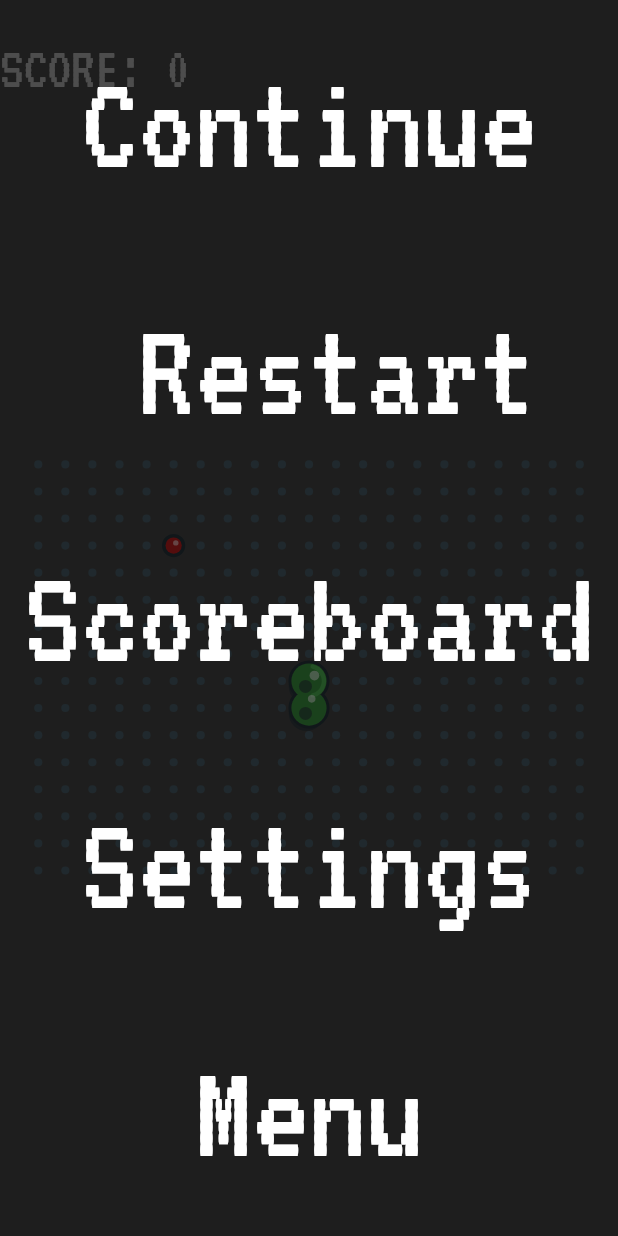
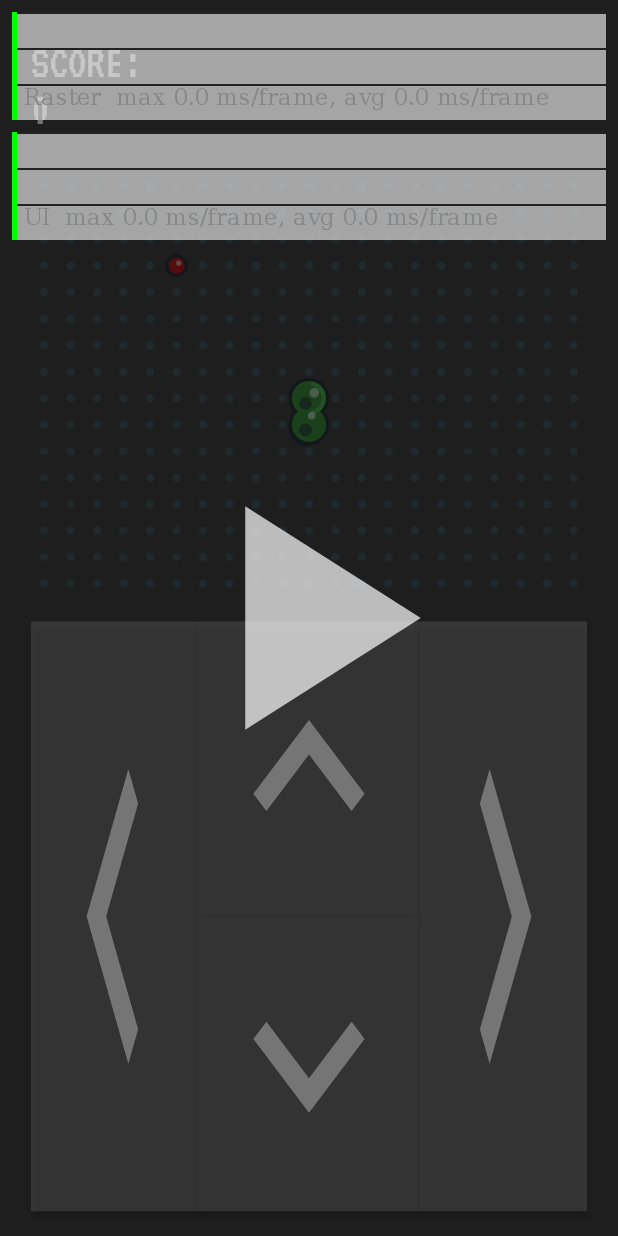
Before and after one commit to misterfourtytwo/snake101010, a Flutter app: the GameView screen opened by its route, on a phone screen of 412 x 824 dp. Run offline on Flutter 3.47's test engine with Material 2 defaults, Android fonts, the phone set to English and light mode, and no system bars; our stand-ins replace get_it; missing offline and left inert: simple_gesture_detector; statements that could not run were skipped.

Commit message:
control buttons, move overlay

```diff
--- a/lib/main.dart
+++ b/lib/main.dart
@@ -1,9 +1,9 @@
 import 'package:flutter/material.dart';
 import 'package:get_it/get_it.dart';
 
-import 'package:snake101010/models/scoreboard.dart';
 import 'package:snake101010/providers/config.dart';
 import 'package:snake101010/providers/game_state.dart';
+import 'package:snake101010/providers/scoreboard.dart';
 import 'package:snake101010/view/game/view.dart';
 import 'package:snake101010/view/menu.dart';
 import 'package:snake101010/view/scoreboard.dart';
@@ -15,8 +15,8 @@ void main() {
   runApp(Main());
 }
 
+final _sl = GetIt.instance;
 _initServices() {
-  final _sl = GetIt.instance;
   _sl.registerSingleton<Config>(Config());
   _sl.registerSingleton<GameState>(GameState());
   _sl.registerSingleton<ScoreBoard>(ScoreBoard());
@@ -28,10 +28,12 @@ class Main extends StatelessWidget {
   @override
   Widget build(BuildContext context) {
     return MaterialApp(
-      // showPerformanceOverlay: true,
+      showPerformanceOverlay: true,
       title: "Snake",
       theme: ThemeData(
         fontFamily: 'VT323',
+        // iconTheme: IconThemeData(color: Colors.white, size: 64),
+
         textTheme: TextTheme(
             headline1: TextStyle(color: Colors.white),
             headline2: TextStyle(color: Colors.white)),
@@ -39,7 +41,12 @@ class Main extends StatelessWidget {
       initialRoute: '/menu',
       routes: {
         '/menu': (context) => MenuView(),
-        '/game': (context) => GameView(),
+        '/game': (context) {
+          if (ModalRoute.of(context).settings.arguments != null &&
+              ModalRoute.of(context).settings.arguments as bool)
+            _sl<GameState>().reset();
+          return GameView();
+        },
         '/scoreboard': (context) => ScoreboardView(),
         '/settings': (context) => SettingsView(),
       },
--- a/lib/providers/config.dart
+++ b/lib/providers/config.dart
@@ -4,7 +4,7 @@ import 'package:flutter/material.dart';
 
 class Config {
   // ticks<>frames per second
-  static const fps = 60;
+  static const fps = 30;
 
   // bounty frequency e.g. every 8th bounty is mega
   static const bountyFrequency = 8;
@@ -22,10 +22,10 @@ class Config {
   final int speed;
 
   Config({
-    this.speed = 12,
+    this.speed = 30,
     this.fieldHeight = 16,
     this.fieldWidth = 21,
-    this.drawControls = false,
+    this.drawControls = true,
   });
 
   // game view settings
@@ -34,6 +34,7 @@ class Config {
   bool shouldRepaint = false;
 
   double _barHeight;
+  double _controlsHeight;
   double _cellSide;
   double _hPad;
   double _vPad;
@@ -42,19 +43,22 @@ class Config {
   Size get size => _size;
   set size(Size newValue) {
     shouldRepaint = true;
-    _barHeight = _cellSide = _hPad = _vPad = _padding = null;
+    _barHeight = _cellSide = _hPad = _vPad = _padding = _controlsHeight = null;
     _size = newValue;
   }
 
-  double get barHeight => _barHeight ?? (_barHeight = size.height * 0.08);
+  // size.height = barHeight + _controlsHeight + gameHeight
+  double get barHeight => _barHeight ?? (_barHeight = size.height * 0.1);
+  double get controlsHeight =>
+      _controlsHeight ?? (_controlsHeight = size.height * 0.1);
+  double get spareHeight => size.height - barHeight - controlsHeight;
   double get cellSide =>
       _cellSide ??
-      (_cellSide = min(size.width * .92 / this.fieldWidth,
-          (size.height - _barHeight) * .92 / this.fieldHeight));
+      (_cellSide = min(size.width * .9 / this.fieldWidth,
+          spareHeight * .9 / this.fieldHeight));
+  double get gameHeight => cellSide * this.fieldHeight;
   double get leftPadding =>
       _hPad ?? (_hPad = (size.width - cellSide * this.fieldWidth) * .5);
-  double get topPadding =>
-      _vPad ??
-      (_vPad = (size.height - cellSide * this.fieldHeight + _barHeight) * .5);
+  double get topPadding => _vPad ?? (_vPad = spareHeight * .05 + barHeight);
   Offset get padding => _padding ?? Offset(leftPadding, topPadding);
 }
--- a/lib/providers/game_state.dart
+++ b/lib/providers/game_state.dart
@@ -5,9 +5,9 @@ import 'package:get_it/get_it.dart';
 
 import 'package:snake101010/models/bounty.dart';
 import 'package:snake101010/models/my_point.dart';
-import 'package:snake101010/models/scoreboard.dart';
 import 'package:snake101010/models/snake.dart';
 import 'package:snake101010/providers/config.dart';
+import 'package:snake101010/providers/scoreboard.dart';
 
 enum ControlActions {
   MoveUp,
@@ -34,6 +34,7 @@ class GameState {
   Snake snake;
   Bounty bounty;
   ValueNotifier<int> score;
+  bool awaitingStart;
   bool paused;
   ControlActions lastAction;
   DateTime _lastPauseToggle;
@@ -51,6 +52,7 @@ class GameState {
     snake = Snake();
     bounty = Bounty(emptySpot());
     score.value = 0;
+    awaitingStart = true;
     paused = true;
     lastAction = null;
     _tickLock = false;
@@ -85,6 +87,7 @@ class GameState {
 
   void setAction(ControlActions action) {
     print('Set action $action');
+
     switch (action) {
       case (ControlActions.LeaveField):
         //TODO add some handlers???
@@ -99,17 +102,24 @@ class GameState {
 
       case (ControlActions.TogglePause):
         if (DateTime.now().difference(_lastPauseToggle).inMilliseconds > 500) {
-          print('togglePause');
+          // print('togglePause');
           lastAction = ControlActions.TogglePause;
           _lastPauseToggle = DateTime.now();
         }
         break;
       default:
-        if (!(paused ||
-            snake.dead ||
-            Direction.values[(action.index + 2) % 4] == snake.direction))
+        // !paused && !snake.dead && direction isnt opposite of current
+        // awaitingStart && !snake.dead && direction isnt opposite of current
+        if ((awaitingStart || !paused) &&
+            !(snake.dead ||
+                Direction.values[(action.index + 2) % 4] == snake.direction))
           lastAction = action;
     }
+  }
+
+  start() {
+    awaitingStart = false;
+    paused = false;
   }
 
   bool _tickLock;
@@ -136,25 +146,38 @@ class GameState {
 
     if (paused) {
       if (lastAction == null) {
+        _tickLock = false;
+        return;
       } else if (lastAction == ControlActions.TogglePause) {
-        paused = false;
+        // paused = false;
+        start();
         lastAction = null;
         move();
       } else if (lastAction == ControlActions.LeaveField) {
+        awaitingStart = true;
         paused = true;
+      }
+      // last action aint one of those and we gotta tick so it should be arrow
+      else if (awaitingStart) {
+        start();
+        snake.direction = Direction.values[lastAction.index];
+        move();
       }
       lastAction = null;
       _tickLock = false;
       return;
     } else {
       // print('not paused');
-      print('last action: $lastAction');
+      // print('last action: $lastAction');
       if (lastAction != null) {
         if (lastAction.index < 4)
           snake.direction = Direction.values[lastAction.index];
         else if (lastAction == ControlActions.TogglePause)
           paused = true;
-        else if (lastAction == ControlActions.LeaveField) paused = true;
+        else if (lastAction == ControlActions.LeaveField) {
+          awaitingStart = true;
+          paused = true;
+        }
 
         lastAction = null;
       }
--- a/lib/view/game/bar.dart
+++ b/lib/view/game/bar.dart
@@ -9,38 +9,58 @@ class GameBar extends StatelessWidget {
 
   @override
   Widget build(BuildContext context) {
-    final barHeight = GetIt.I<Config>().barHeight;
+    final config = GetIt.I<Config>();
+    final barHeight = config.barHeight;
+    final toppad = config.spareHeight * .025;
     final state = GetIt.I<GameState>();
 
     return Positioned(
-      top: 0,
+      top: toppad,
       left: 0,
       right: 0,
       height: barHeight,
       child: Row(
-        mainAxisAlignment: MainAxisAlignment.spaceBetween,
-        crossAxisAlignment: CrossAxisAlignment.end,
+        // mainAxisAlignment: MainAxisAlignment.spaceBetween,
+        crossAxisAlignment: CrossAxisAlignment.center,
         children: [
-          ValueListenableBuilder<int>(
+          SizedBox(width: config.leftPadding),
+          Expanded(
+            flex: 3,
+            child: FittedBox(
+              alignment: Alignment.centerLeft,
+              // fit: BoxFit.fitHeight,
+              child: ValueListenableBuilder<int>(
                 valueListenable: state.score,
                 builder: (context, score, _) => Text(
-              'SCORE: ${score}',
-              style: TextStyle(
-                color: Colors.white54,
-                fontSize: barHeight * .6,
+                  'SCORE:\n${score}',
+                  maxLines: 2,
+                  // softWrap: true,
+                  style: Theme.of(context).textTheme.headline1,
                 ),
               ),
             ),
+          ),
+          Spacer(
+            flex: state.paused ? 12 : 6,
+          ),
           if (!state.paused)
-            IconButton(
-              iconSize: barHeight * .6,
+            Expanded(
+              flex: 6,
+              child: FittedBox(
+                alignment: Alignment.centerRight,
+                child: IconButton(
+                  padding: EdgeInsets.zero,
+                  iconSize: 512,
                   splashColor: Colors.transparent,
                   icon: Icon(
                     Icons.pause,
-                color: Colors.white54,
+                    color: Colors.white,
                   ),
                   onPressed: () => state.setAction(ControlActions.TogglePause),
-            )
+                ),
+              ),
+            ),
+          SizedBox(width: config.leftPadding),
           // ;
           // }),
         ],
--- /dev/null
+++ b/lib/view/game/controls.dart
@@ -0,0 +1,123 @@
+import 'package:flutter/material.dart';
+import 'package:get_it/get_it.dart';
+import 'package:snake101010/providers/config.dart';
+import 'package:snake101010/providers/game_state.dart';
+
+class GameControls extends StatelessWidget {
+  const GameControls({Key key}) : super(key: key);
+
+  @override
+  Widget build(BuildContext context) {
+    final config = GetIt.I<Config>();
+    final botpad =
+        config.gameHeight + config.topPadding + config.spareHeight * .025;
+    final state = GetIt.I<GameState>();
+    return Positioned(
+      top: botpad,
+      left: config.leftPadding,
+      right: config.leftPadding,
+      bottom: config.spareHeight * .025,
+      child: Row(
+        mainAxisSize: MainAxisSize.max,
+        crossAxisAlignment: CrossAxisAlignment.stretch,
+        children: [
+          Expanded(
+            flex: 3,
+            child: FittedBox(
+              alignment: Alignment.bottomRight,
+              fit: BoxFit.fill,
+              child: RaisedButton(
+                // elevation: 64,
+                // materialTapTargetSize: MaterialTapTargetSize.padded,
+                padding: EdgeInsets.zero,
+                color: Colors.white30,
+                child: Icon(
+                  Icons.keyboard_arrow_left,
+                  color: Colors.white,
+                  size: 512,
+                ),
+                onPressed: () {
+                  state.setAction(ControlActions.MoveLeft);
+                },
+              ),
+            ),
+          ),
+          Expanded(
+            flex: 4,
+            // flex: 9,
+            child: Container(
+              // color: Colors.green,
+              child: Column(
+                mainAxisSize: MainAxisSize.max,
+                crossAxisAlignment: CrossAxisAlignment.stretch,
+                children: [
+                  Expanded(
+                    child: FittedBox(
+                      alignment: Alignment.bottomRight,
+                      fit: BoxFit.fill,
+                      child: RaisedButton(
+                        // elevation: 64,
+                        // materialTapTargetSize: MaterialTapTargetSize.padded,
+                        padding: EdgeInsets.zero,
+                        color: Colors.white30,
+                        child: Icon(
+                          Icons.keyboard_arrow_up,
+                          color: Colors.white,
+                          size: 512,
+                        ),
+                        onPressed: () {
+                          state.setAction(ControlActions.MoveUp);
+                        },
+                      ),
+                    ),
+                  ),
+                  Expanded(
+                    child: FittedBox(
+                      alignment: Alignment.bottomRight,
+                      fit: BoxFit.fill,
+                      child: RaisedButton(
+                        // elevation: 64,
+                        // materialTapTargetSize: MaterialTapTargetSize.padded,
+                        padding: EdgeInsets.zero,
+                        color: Colors.white30,
+                        child: Icon(
+                          Icons.keyboard_arrow_down,
+                          color: Colors.white,
+                          size: 512,
+                        ),
+                        onPressed: () {
+                          state.setAction(ControlActions.MoveDown);
+                        },
+                      ),
+                    ),
+                  ),
+                ],
+              ),
+            ),
+          ),
+          Expanded(
+            flex: 3,
+            child: FittedBox(
+              alignment: Alignment.bottomRight,
+              fit: BoxFit.fill,
+              child: RaisedButton(
+                // elevation: 64,
+                // materialTapTargetSize: MaterialTapTargetSize.padded,
+                padding: EdgeInsets.zero,
+                color: Colors.white30,
+                child: Icon(
+                  Icons.keyboard_arrow_right,
+                  color: Colors.white,
+                  size: 512,
+                ),
+                onPressed: () {
+                  state.setAction(ControlActions.MoveRight);
+                },
+              ),
+            ),
+          ),
+        ],
+      ),
+    );
+  }
+}
--- a/lib/view/game/go_overlay.dart
+++ b/lib/view/game/go_overlay.dart
@@ -14,7 +14,7 @@ class GoOverlay extends StatelessWidget {
     final recognizeNo = TapGestureRecognizer();
     recognizeNo.onTapUp = (_) {
       GetIt.I<GameState>().setAction(ControlActions.EndGame);
-      Navigator.of(context).pop();
+      Navigator.of(context).pushReplacementNamed('/menu');
     };
 
     return Container(
--- a/lib/view/game/pause_overlay.dart
+++ b/lib/view/game/pause_overlay.dart
@@ -68,7 +68,7 @@ class PauseOverlay extends StatelessWidget {
                 ),
                 onPressed: () {
                   GetIt.I<GameState>().setAction(ControlActions.LeaveField);
-                  Navigator.of(context).pop();
+                  Navigator.of(context).pushReplacementNamed('/menu');
                 }),
           ),
         ],
--- /dev/null
+++ b/lib/view/game/start_overlay.dart
@@ -0,0 +1,26 @@
+import 'package:flutter/material.dart';
+import 'package:get_it/get_it.dart';
+import 'package:snake101010/providers/game_state.dart';
+
+class StartOverlay extends StatelessWidget {
+  const StartOverlay({Key key}) : super(key: key);
+
+  @override
+  Widget build(BuildContext context) {
+    return GestureDetector(
+      onTap: GetIt.I<GameState>().start,
+      child: Container(
+        color: Colors.black54,
+        alignment: Alignment.center,
+        padding: EdgeInsets.all(16),
+        child: FittedBox(
+          child: Icon(
+            Icons.play_arrow,
+            size: 256,
+            color: Colors.white70,
+          ),
+        ),
+      ),
+    );
+  }
+}
--- a/lib/view/game/view.dart
+++ b/lib/view/game/view.dart
@@ -5,9 +5,11 @@ import 'package:snake101010/providers/config.dart';
 import 'package:snake101010/providers/game_state.dart';
 import 'package:snake101010/utils/controls_widget.dart';
 import 'package:snake101010/view/game/bar.dart';
+import 'package:snake101010/view/game/controls.dart';
 import 'package:snake101010/view/game/field.dart';
 import 'package:snake101010/view/game/go_overlay.dart';
 import 'package:snake101010/view/game/pause_overlay.dart';
+import 'package:snake101010/view/game/start_overlay.dart';
 
 class GameView extends StatelessWidget {
   const GameView({Key key}) : super(key: key);
@@ -28,9 +30,11 @@ class GameView extends StatelessWidget {
             child: Stack(children: [
               GameField(),
               GameBar(),
-              // if (config.drawControls) GameControls(),
+              if (config.drawControls) GameControls(),
               if (state.snake.dead)
                 GoOverlay()
+              else if (state.awaitingStart)
+                StartOverlay()
               else if (state.paused)
                 PauseOverlay()
             ]),
--- a/lib/view/menu.dart
+++ b/lib/view/menu.dart
@@ -24,7 +24,8 @@ class MenuView extends StatelessWidget {
                         style: Theme.of(context).textTheme.headline1,
                       ),
                     ),
-                    onPressed: () => Navigator.of(context).pushNamed('/game'),
+                    onPressed: () => Navigator.of(context)
+                        .pushNamed('/game', arguments: false),
                   ),
                 ),
               Expanded(
@@ -36,7 +37,8 @@ class MenuView extends StatelessWidget {
                       style: Theme.of(context).textTheme.headline1,
                     ),
                   ),
-                  onPressed: () => Navigator.of(context).pushNamed('/game'),
+                  onPressed: () =>
+                      Navigator.of(context).pushNamed('/game', arguments: true),
                 ),
               ),
               Expanded(
--- a/lib/view/scoreboard.dart
+++ b/lib/view/scoreboard.dart
@@ -3,8 +3,8 @@ import 'dart:ui';
 
 import 'package:flutter/material.dart';
 import 'package:get_it/get_it.dart';
-import 'package:snake101010/models/scoreboard.dart';
 import 'package:snake101010/providers/game_state.dart';
+import 'package:snake101010/providers/scoreboard.dart';
 
 class ScoreboardView extends StatelessWidget {
   const ScoreboardView({Key key}) : super(key: key);
```
Also changed, not shown: lib/providers/scoreboard.dart (renamed from lib/models/scoreboard.dart). Lines whose indentation alone changed are shown as unchanged.
